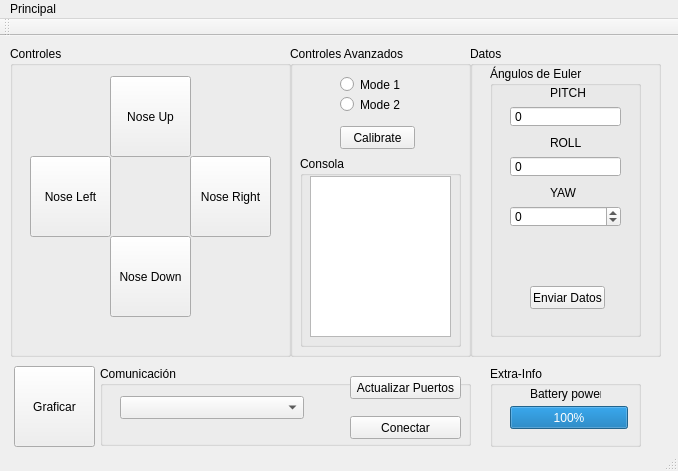
Above: GUI/ProyectoQt/Interfaz/interfaz.ui from lucasliano/Gimbal before the change. Below: the same form after it.
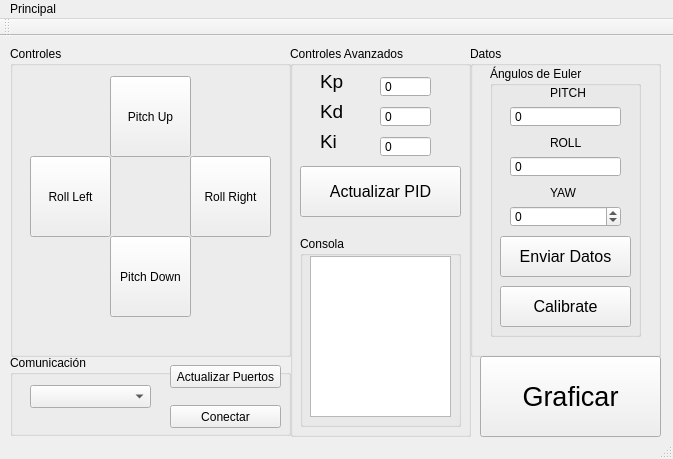
That is the form after the change.

What changed in the file:
```diff
--- a/GUI/ProyectoQt/Interfaz/interfaz.ui
+++ b/GUI/ProyectoQt/Interfaz/interfaz.ui
@@ -6,8 +6,8 @@
    <rect>
     <x>0</x>
     <y>0</y>
-    <width>678</width>
-    <height>471</height>
+    <width>673</width>
+    <height>459</height>
    </rect>
   </property>
   <property name="windowTitle">
@@ -39,7 +39,7 @@
       </rect>
      </property>
      <property name="text">
-      <string>Nose Up</string>
+      <string>Pitch Up</string>
      </property>
     </widget>
     <widget class="QPushButton" name="noseright">
@@ -52,7 +52,7 @@
       </rect>
      </property>
      <property name="text">
-      <string>Nose Right</string>
+      <string>Roll Right</string>
      </property>
     </widget>
     <widget class="QPushButton" name="nosedown">
@@ -65,7 +65,7 @@
       </rect>
      </property>
      <property name="text">
-      <string>Nose Down</string>
+      <string>Pitch Down</string>
      </property>
     </widget>
     <widget class="QPushButton" name="noseleft">
@@ -78,7 +78,7 @@
       </rect>
      </property>
      <property name="text">
-      <string>Nose Left</string>
+      <string>Roll Left</string>
      </property>
     </widget>
    </widget>
@@ -88,56 +88,17 @@
       <x>290</x>
       <y>10</y>
       <width>181</width>
-      <height>311</height>
+      <height>391</height>
      </rect>
     </property>
     <property name="title">
      <string>Controles Avanzados</string>
     </property>
-    <widget class="QRadioButton" name="modo1">
-     <property name="geometry">
-      <rect>
-       <x>50</x>
-       <y>30</y>
-       <width>82</width>
-       <height>17</height>
-      </rect>
-     </property>
-     <property name="text">
-      <string>Mode 1</string>
-     </property>
-    </widget>
-    <widget class="QRadioButton" name="modo2">
-     <property name="geometry">
-      <rect>
-       <x>50</x>
-       <y>50</y>
-       <width>82</width>
-       <height>17</height>
-      </rect>
-     </property>
-     <property name="text">
-      <string>Mode 2</string>
-     </property>
-    </widget>
-    <widget class="QPushButton" name="calibrar">
-     <property name="geometry">
-      <rect>
-       <x>50</x>
-       <y>80</y>
-       <width>75</width>
-       <height>23</height>
-      </rect>
-     </property>
-     <property name="text">
-      <string>Calibrate</string>
-     </property>
-    </widget>
     <widget class="QGroupBox" name="groupBox_7">
      <property name="geometry">
       <rect>
        <x>10</x>
-       <y>110</y>
+       <y>190</y>
        <width>161</width>
        <height>191</height>
       </rect>
@@ -146,6 +107,9 @@
       <string>Consola</string>
      </property>
      <widget class="QTextBrowser" name="txtConsola">
+      <property name="enabled">
+       <bool>true</bool>
+      </property>
       <property name="geometry">
        <rect>
         <x>10</x>
@@ -154,8 +118,185 @@
         <height>161</height>
        </rect>
       </property>
+      <property name="readOnly">
+       <bool>true</bool>
+      </property>
+      <property name="textInteractionFlags">
+       <set>Qt::LinksAccessibleByKeyboard|Qt::LinksAccessibleByMouse|Qt::TextBrowserInteraction|Qt::TextSelectableByKeyboard|Qt::TextSelectableByMouse</set>
+      </property>
      </widget>
     </widget>
+    <widget class="QSpinBox" name="txt_kp">
+     <property name="geometry">
+      <rect>
+       <x>90</x>
+       <y>30</y>
+       <width>51</width>
+       <height>21</height>
+      </rect>
+     </property>
+     <property name="toolTipDuration">
+      <number>-1</number>
+     </property>
+     <property name="buttonSymbols">
+      <enum>QAbstractSpinBox::NoButtons</enum>
+     </property>
+     <property name="minimum">
+      <number>-99999</number>
+     </property>
+     <property name="maximum">
+      <number>99999</number>
+     </property>
+     <property name="singleStep">
+      <number>5</number>
+     </property>
+     <property name="stepType">
+      <enum>QAbstractSpinBox::DefaultStepType</enum>
+     </property>
+     <property name="value">
+      <number>0</number>
+     </property>
+    </widget>
+    <widget class="QSpinBox" name="txt_kd">
+     <property name="geometry">
+      <rect>
+       <x>90</x>
+       <y>60</y>
+       <width>51</width>
+       <height>21</height>
+      </rect>
+     </property>
+     <property name="toolTipDuration">
+      <number>-1</number>
+     </property>
+     <property name="buttonSymbols">
+      <enum>QAbstractSpinBox::NoButtons</enum>
+     </property>
+     <property name="minimum">
+      <number>-99999</number>
+     </property>
+     <property name="maximum">
+      <number>99999</number>
+     </property>
+     <property name="singleStep">
+      <number>5</number>
+     </property>
+     <property name="stepType">
+      <enum>QAbstractSpinBox::DefaultStepType</enum>
+     </property>
+     <property name="value">
+      <number>0</number>
+     </property>
+    </widget>
+    <widget class="QSpinBox" name="txt_ki">
+     <property name="geometry">
+      <rect>
+       <x>90</x>
+       <y>90</y>
+       <width>51</width>
+       <height>21</height>
+      </rect>
+     </property>
+     <property name="toolTipDuration">
+      <number>-1</number>
+     </property>
+     <property name="buttonSymbols">
+      <enum>QAbstractSpinBox::NoButtons</enum>
+     </property>
+     <property name="minimum">
+      <number>-99999</number>
+     </property>
+     <property name="maximum">
+      <number>99999</number>
+     </property>
+     <property name="singleStep">
+      <number>5</number>
+     </property>
+     <property name="stepType">
+      <enum>QAbstractSpinBox::DefaultStepType</enum>
+     </property>
+     <property name="value">
+      <number>0</number>
+     </property>
+    </widget>
+    <widget class="QLabel" name="label_5">
+     <property name="geometry">
+      <rect>
+       <x>30</x>
+       <y>20</y>
+       <width>31</width>
+       <height>31</height>
+      </rect>
+     </property>
+     <property name="font">
+      <font>
+       <pointsize>14</pointsize>
+       <weight>50</weight>
+       <bold>false</bold>
+      </font>
+     </property>
+     <property name="text">
+      <string>Kp</string>
+     </property>
+    </widget>
+    <widget class="QLabel" name="label_6">
+     <property name="geometry">
+      <rect>
+       <x>30</x>
+       <y>50</y>
+       <width>31</width>
+       <height>31</height>
+      </rect>
+     </property>
+     <property name="font">
+      <font>
+       <pointsize>14</pointsize>
+       <weight>50</weight>
+       <bold>false</bold>
+      </font>
+     </property>
+     <property name="text">
+      <string>Kd</string>
+     </property>
+    </widget>
+    <widget class="QLabel" name="label_7">
+     <property name="geometry">
+      <rect>
+       <x>30</x>
+       <y>80</y>
+       <width>21</width>
+       <height>31</height>
+      </rect>
+     </property>
+     <property name="font">
+      <font>
+       <pointsize>14</pointsize>
+       <weight>50</weight>
+       <bold>false</bold>
+      </font>
+     </property>
+     <property name="text">
+      <string>Ki</string>
+     </property>
+    </widget>
+    <widget class="QPushButton" name="btnPID">
+     <property name="geometry">
+      <rect>
+       <x>10</x>
+       <y>120</y>
+       <width>161</width>
+       <height>51</height>
+      </rect>
+     </property>
+     <property name="font">
+      <font>
+       <pointsize>12</pointsize>
+      </font>
+     </property>
+     <property name="text">
+      <string>Actualizar PID</string>
+     </property>
+    </widget>
    </widget>
    <widget class="QGroupBox" name="groupBox_4">
     <property name="geometry">
@@ -295,25 +436,48 @@
      <widget class="QPushButton" name="btnEnviar">
       <property name="geometry">
        <rect>
-        <x>40</x>
-        <y>220</y>
-        <width>75</width>
-        <height>23</height>
+        <x>10</x>
+        <y>170</y>
+        <width>131</width>
+        <height>41</height>
        </rect>
       </property>
+      <property name="font">
+       <font>
+        <pointsize>12</pointsize>
+       </font>
+      </property>
       <property name="text">
        <string>Enviar Datos</string>
       </property>
      </widget>
+     <widget class="QPushButton" name="calibrar">
+      <property name="geometry">
+       <rect>
+        <x>10</x>
+        <y>220</y>
+        <width>131</width>
+        <height>41</height>
+       </rect>
+      </property>
+      <property name="font">
+       <font>
+        <pointsize>12</pointsize>
+       </font>
+      </property>
+      <property name="text">
+       <string>Calibrate</string>
+      </property>
+     </widget>
     </widget>
    </widget>
    <widget class="QGroupBox" name="groupBox_3">
     <property name="geometry">
      <rect>
-      <x>100</x>
-      <y>330</y>
-      <width>371</width>
-      <height>80</height>
+      <x>10</x>
+      <y>319</y>
+      <width>281</width>
+      <height>81</height>
      </rect>
     </property>
     <property name="title">
@@ -324,7 +488,7 @@
       <rect>
        <x>20</x>
        <y>30</y>
-       <width>184</width>
+       <width>121</width>
        <height>23</height>
       </rect>
      </property>
@@ -350,7 +514,7 @@
     <widget class="QPushButton" name="pushButtonConectar">
      <property name="geometry">
       <rect>
-       <x>250</x>
+       <x>160</x>
        <y>50</y>
        <width>111</width>
        <height>23</height>
@@ -369,7 +533,7 @@
     <widget class="QPushButton" name="btnUpdate">
      <property name="geometry">
       <rect>
-       <x>250</x>
+       <x>160</x>
        <y>10</y>
        <width>111</width>
        <height>23</height>
@@ -386,54 +550,20 @@
      </property>
     </widget>
    </widget>
-   <widget class="QGroupBox" name="groupBox_6">
-    <property name="geometry">
-     <rect>
-      <x>490</x>
-      <y>330</y>
-      <width>151</width>
-      <height>81</height>
-     </rect>
-    </property>
-    <property name="title">
-     <string>Extra-Info</string>
-    </property>
-    <widget class="QLabel" name="label_5">
-     <property name="geometry">
-      <rect>
-       <x>40</x>
-       <y>20</y>
-       <width>71</width>
-       <height>16</height>
-      </rect>
-     </property>
-     <property name="text">
-      <string>Battery power</string>
-     </property>
-    </widget>
-    <widget class="QProgressBar" name="bateria">
-     <property name="geometry">
-      <rect>
-       <x>20</x>
-       <y>40</y>
-       <width>118</width>
-       <height>23</height>
-      </rect>
-     </property>
-     <property name="value">
-      <number>100</number>
-     </property>
-    </widget>
-   </widget>
    <widget class="QPushButton" name="btnPlot">
     <property name="geometry">
      <rect>
-      <x>14</x>
-      <y>330</y>
-      <width>81</width>
+      <x>480</x>
+      <y>320</y>
+      <width>181</width>
       <height>81</height>
      </rect>
     </property>
+    <property name="font">
+     <font>
+      <pointsize>20</pointsize>
+     </font>
+    </property>
     <property name="text">
      <string>Graficar</string>
     </property>
@@ -444,7 +574,7 @@
     <rect>
      <x>0</x>
      <y>0</y>
-     <width>678</width>
+     <width>673</width>
      <height>21</height>
     </rect>
    </property>
```
